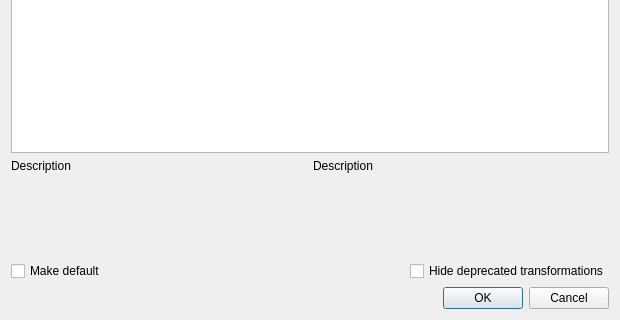
Above: src/ui/qgsdatumtransformdialogbase.ui from qgis/QGIS before the change; both pictures show x 0 to 620 and y 188 to 508 of the 620 by 508 pixel window. Below: the same form after it.
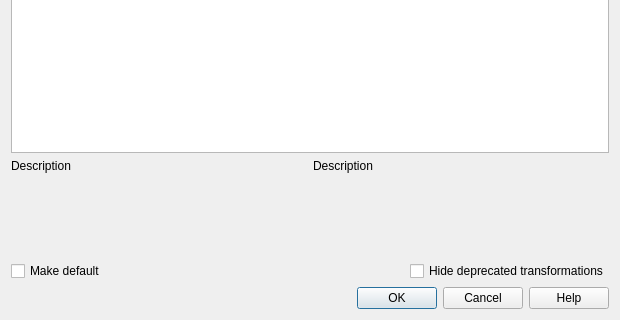
That is the form after the change. Custom widgets are drawn as their Qt base class.

Commit message: Add help button to transform selection dialog

Patch:
```diff
--- a/src/ui/qgsdatumtransformdialogbase.ui
+++ b/src/ui/qgsdatumtransformdialogbase.ui
@@ -159,7 +159,7 @@
       <enum>Qt::Horizontal</enum>
      </property>
      <property name="standardButtons">
-      <set>QDialogButtonBox::Cancel|QDialogButtonBox::Ok</set>
+      <set>QDialogButtonBox::Cancel|QDialogButtonBox::Help|QDialogButtonBox::Ok</set>
      </property>
     </widget>
    </item>
```
The commit also changes 1 other file.
